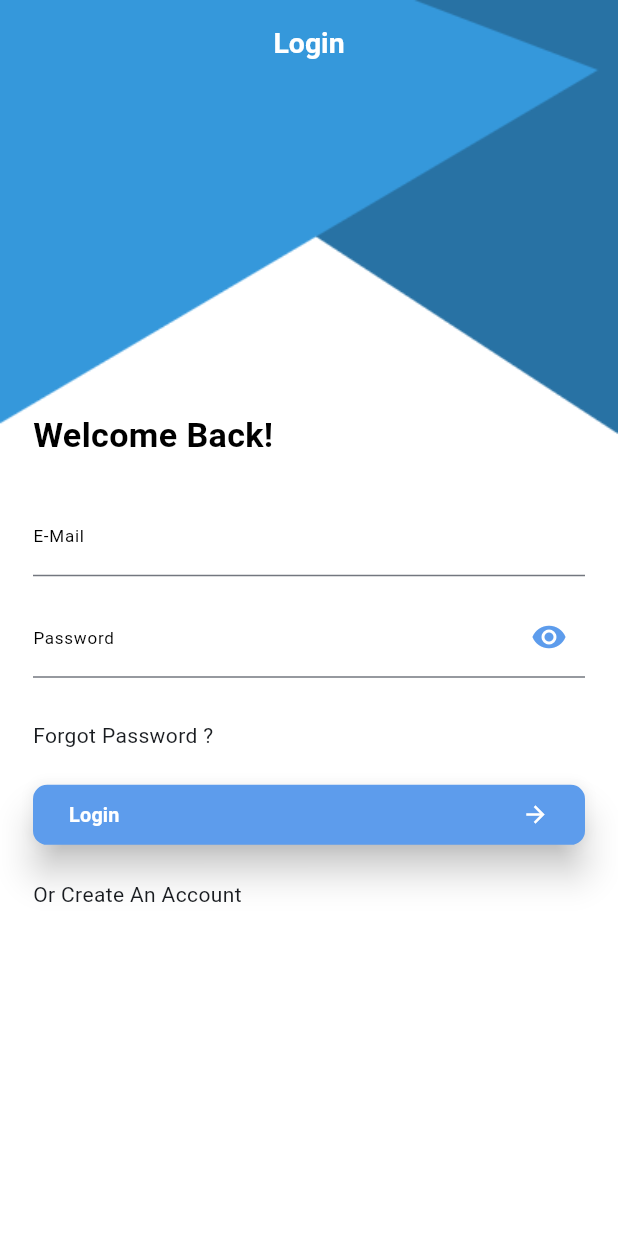
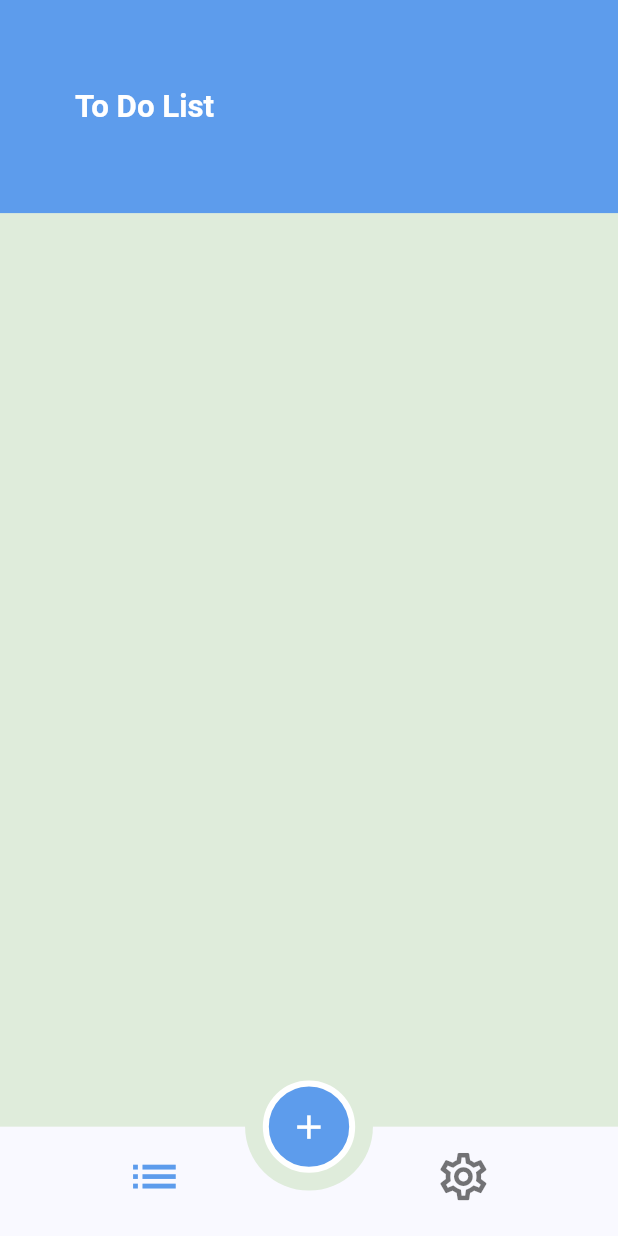
Before and after one commit to Mohamed2852002/todo_app, a Flutter app: the screen it shows after launch, on a phone screen of 412 x 824 dp. Run offline on Flutter 3.47's test engine with Material 3 defaults, Android fonts, the phone set to English and light mode, and no system bars; our stand-ins replace firebase_auth, firebase_core, flutter_screenutil; accounts and stored records are empty.

```diff
--- a/lib/style/app_themes.dart
+++ b/lib/style/app_themes.dart
@@ -4,9 +4,16 @@ import 'package:todo_app/style/app_colors.dart';
 
 class AppThemes {
   static ThemeData lightTheme = ThemeData(
+    bottomNavigationBarTheme: const BottomNavigationBarThemeData(
+      elevation: 0,
+      enableFeedback: false,
+      showUnselectedLabels: false,
+      showSelectedLabels: false,
+    ),
     colorScheme: ColorScheme.fromSeed(
       seedColor: AppColors.lightPrimaryColor,
       primary: AppColors.lightPrimaryColor,
+      secondary: AppColors.backgroundLightColor,
     ),
     inputDecorationTheme: InputDecorationTheme(
       labelStyle: TextStyle(
@@ -15,8 +22,15 @@ class AppThemes {
       ),
     ),
     scaffoldBackgroundColor: AppColors.backgroundLightColor,
-    appBarTheme: const AppBarTheme(
-      iconTheme: IconThemeData(
+    appBarTheme: AppBarTheme(
+      titleSpacing: 50.w,
+      toolbarHeight: 150.h,
+      titleTextStyle: TextStyle(
+        fontSize: 22.sp,
+        fontWeight: FontWeight.w700,
+        color: Colors.white,
+      ),
+      iconTheme: const IconThemeData(
         color: Colors.white,
       ),
       backgroundColor: AppColors.lightPrimaryColor,
--- /dev/null
+++ b/lib/style/firebase_auth_codes.dart
@@ -0,0 +1,6 @@
+class FirebaseAuthCodes {
+  static String weakPassword = 'weak-password';
+  static String existEmail = 'email-already-in-use';
+  static String userNotFound = 'user-not-found';
+  static String wrongPassword = 'wrong-password';
+}
--- a/lib/todo_app.dart
+++ b/lib/todo_app.dart
@@ -1,7 +1,8 @@
 import 'package:flutter/material.dart';
 import 'package:flutter_screenutil/flutter_screenutil.dart';
 import 'package:todo_app/style/app_themes.dart';
-import 'package:todo_app/ui/login_screen/login_screen.dart';
+import 'package:todo_app/ui/home/home_screen.dart';
+import 'package:todo_app/ui/login/login_screen.dart';
 
 class ToDoApp extends StatelessWidget {
   const ToDoApp({super.key});
@@ -15,7 +16,7 @@ class ToDoApp extends StatelessWidget {
       builder: (context, child) => MaterialApp(
         theme: AppThemes.lightTheme,
         debugShowCheckedModeBanner: false,
-        home: LoginScreen(),
+        home: const HomeScreen(),
       ),
     );
   }
--- /dev/null
+++ b/lib/ui/home/home_screen.dart
@@ -0,0 +1,75 @@
+import 'package:flutter/material.dart';
+import 'package:flutter_screenutil/flutter_screenutil.dart';
+
+class HomeScreen extends StatefulWidget {
+  const HomeScreen({super.key});
+
+  @override
+  State<HomeScreen> createState() => _HomeScreenState();
+}
+
+class _HomeScreenState extends State<HomeScreen> {
+  int currentPage = 0;
+  @override
+  Widget build(BuildContext context) {
+    return Scaffold(
+      appBar: AppBar(
+        title: const Text('To Do List'),
+      ),
+      floatingActionButtonLocation: FloatingActionButtonLocation.centerDocked,
+      floatingActionButton: Container(
+        height: 90.h,
+        width: 90.w,
+        decoration: BoxDecoration(
+          shape: BoxShape.circle,
+          color: Theme.of(context).colorScheme.secondary,
+        ),
+        child: Center(
+          child: InkWell(
+            onTap: () {},
+            child: Container(
+              height: 65.h,
+              width: 65.w,
+              decoration: BoxDecoration(
+                border: Border.all(
+                  width: 4.w,
+                  color: Colors.white,
+                ),
+                shape: BoxShape.circle,
+                color: Theme.of(context).colorScheme.primary,
+              ),
+              child: Icon(
+                Icons.add,
+                size: 28.r,
+                color: Colors.white,
+              ),
+            ),
+          ),
+        ),
+      ),
+      bottomNavigationBar: BottomNavigationBar(
+        currentIndex: currentPage,
+        onTap: (value) {
+          currentPage = value;
+          setState(() {});
+        },
+        items: [
+          BottomNavigationBarItem(
+            icon: Icon(
+              Icons.list,
+              size: 40.r,
+            ),
+            label: '',
+          ),
+          BottomNavigationBarItem(
+            icon: Icon(
+              Icons.settings_outlined,
+              size: 40.r,
+            ),
+            label: '',
+          ),
+        ],
+      ),
+    );
+  }
+}
--- a/pubspec.yaml
+++ b/pubspec.yaml
@@ -36,6 +36,8 @@ dependencies:
   # Use with the CupertinoIcons class for iOS style icons.
   cupertino_icons: ^1.0.8
   flutter_screenutil: ^5.9.3
+  firebase_core: ^3.6.0
+  firebase_auth: ^5.3.1
 
 dev_dependencies:
   flutter_test:
```
Also changed, not shown: lib/main.dart (+7 -1 lines), lib/ui/login/login_screen.dart (renamed from lib/ui/login_screen/login_screen.dart, +27 -4 lines), lib/ui/register/register_screen.dart (renamed from lib/ui/register_screen/register_screen.dart, +18 -2 lines), firebase.json (added), lib/firebase_options.dart (added), pubspec.lock, 7 other files.
